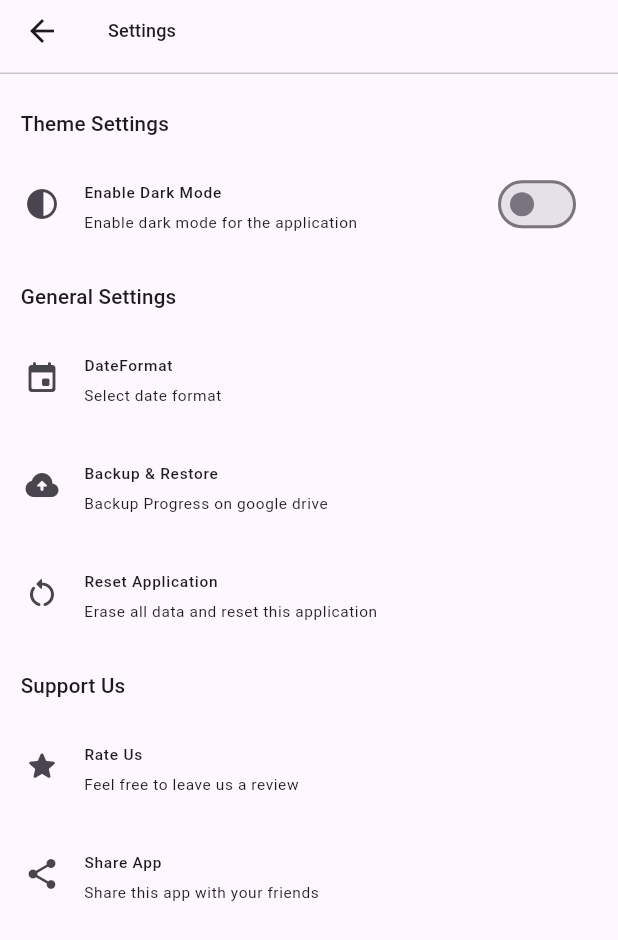
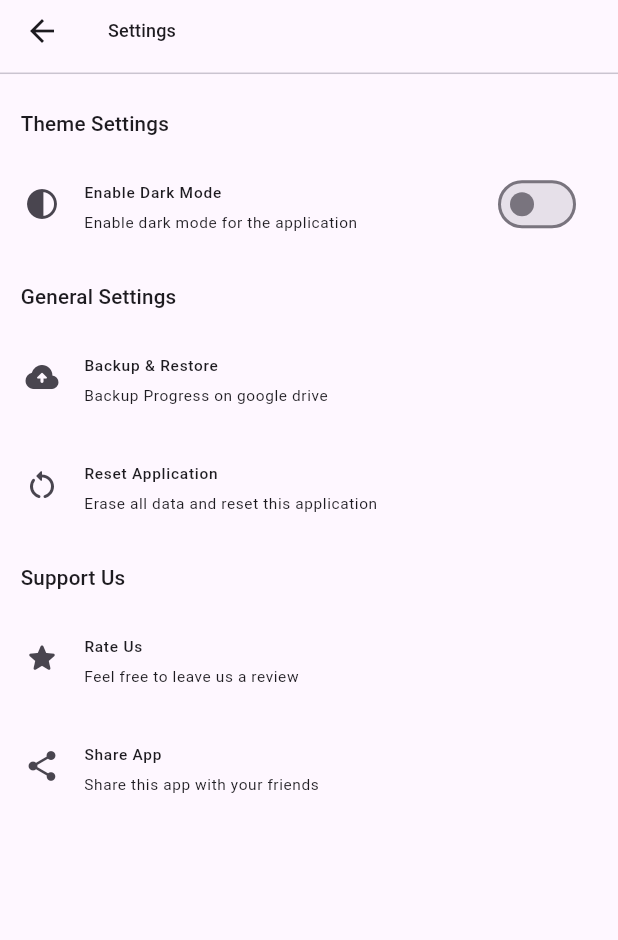
Before and after one commit to shubhamkode/EzWelsher, a Flutter app: the screen it shows after launch, after a tap on the "manage accounts" icon, on a phone screen of 412 x 824 dp. Shown: the top 940 px of the screen. Run offline on Flutter 3.47's test engine with Material 3 defaults, Android fonts, the phone set to English and light mode, and no system bars; drawn by our look-alikes of velocity_x; our stand-ins replace equatable, flutter_bloc, flutter_screenutil, get_it, go_router, isar and 2 more; accounts and stored records are empty; generated files the repository leaves out were written again; statements that could not run were skipped.

Commit message:
Chore_0.0.4:Code Cleanup

```diff
--- a/lib/src/features/entries/widget/entry_tile.dart
+++ b/lib/src/features/entries/widget/entry_tile.dart
@@ -2,6 +2,7 @@ import 'package:ez_debt/src/features/entries/models/entries.dart';
 import 'package:ez_debt/src/shared/utils.dart';
 import 'package:flutter/material.dart';
 import 'package:go_router/go_router.dart';
+import 'package:intl/intl.dart';
 import 'package:velocity_x/velocity_x.dart';
 
 class EntryTile extends StatelessWidget {
@@ -10,12 +11,9 @@ class EntryTile extends StatelessWidget {
 
   @override
   Widget build(BuildContext context) {
+    final entryDate = DateFormat("dd-MM-yyyy").format(entry.date!);
+
     return ListTile(
-      // leading: Icon(
-      //   entry.type == EntryType.paid
-      //       ? Icons.trending_up_rounded
-      //       : Icons.trending_down_rounded,
-      // ),
       onTap: () {
         context.push("/entries/${entry.id}/edit");
       },
@@ -23,7 +21,7 @@ class EntryTile extends StatelessWidget {
           .text
           .base
           .make(),
-      title: entry.date.toString().split(" ")[0].text.lg.semiBold.make(),
+      title: entryDate.text.lg.semiBold.make(),
       trailing: formatAmount(
         context,
         entry.amount! * (entry.type == EntryType.paid ? -1 : 1),
--- a/lib/src/features/settings/view/settings_view.dart
+++ b/lib/src/features/settings/view/settings_view.dart
@@ -52,12 +52,6 @@ final settingsGroups = {
     ),
   ],
   "General Settings": [
-    SettingsOption(
-      title: "DateFormat",
-      subtitle: "Select date format",
-      icon: Icons.event_rounded,
-      href: "/settings/language",
-    ),
     SettingsOption(
       title: "Backup & Restore",
       subtitle: "Backup Progress on google drive",
--- a/lib/src/features/tenant/view/tenant_details_view.dart
+++ b/lib/src/features/tenant/view/tenant_details_view.dart
@@ -121,6 +121,8 @@ class _TenantDetailsViewState extends State<TenantDetailsView> {
               .make(),
         ],
       ).centered(),
+    ).pOnly(
+      left: 4.w,
     );
   }
 
--- a/lib/src/shared/views/home_view.dart
+++ b/lib/src/shared/views/home_view.dart
@@ -31,7 +31,7 @@ class _HomeViewState extends State<HomeView> {
 
   _buildAppBar(BuildContext context) {
     return AppBar(
-      title: "EzDebt".text.labelLarge(context).make(),
+      title: "EzWelsher".text.labelLarge(context).make(),
       actions: [
         IconButton(
           onPressed: () {
--- a/pubspec.yaml
+++ b/pubspec.yaml
@@ -14,11 +14,11 @@ dependencies:
   flutter_screenutil: ^5.9.3
   get_it: ^8.0.0
   go_router: ^14.2.8
+  intl: ^0.19.0
   isar: ^3.1.0+1
   isar_flutter_libs: ^3.1.0+1
   path_provider: ^2.1.4
   shared_preferences: ^2.3.2
-  talker_bloc_logger: ^4.4.1
   toggle_switch: ^2.3.0
   url_launcher: ^6.3.0
   velocity_x: ^4.2.1
```
Also changed, not shown: pubspec.lock.
